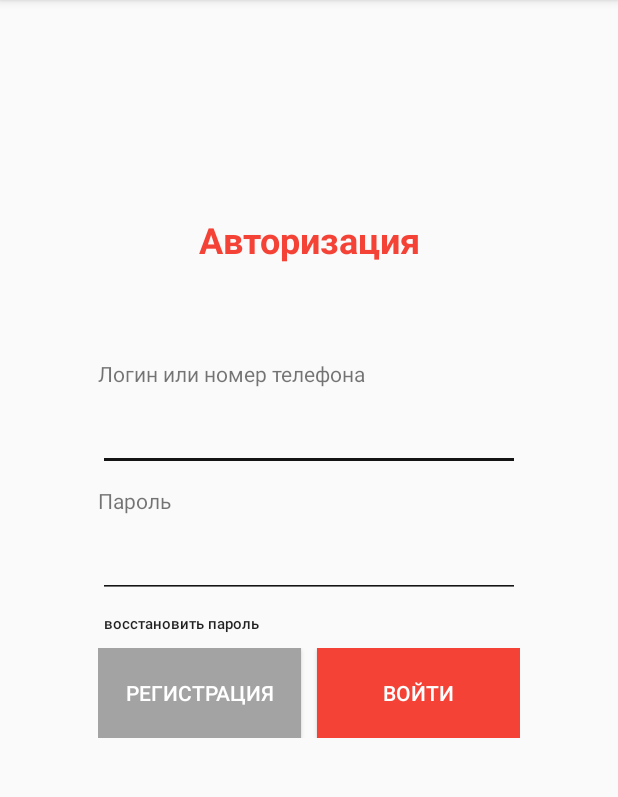
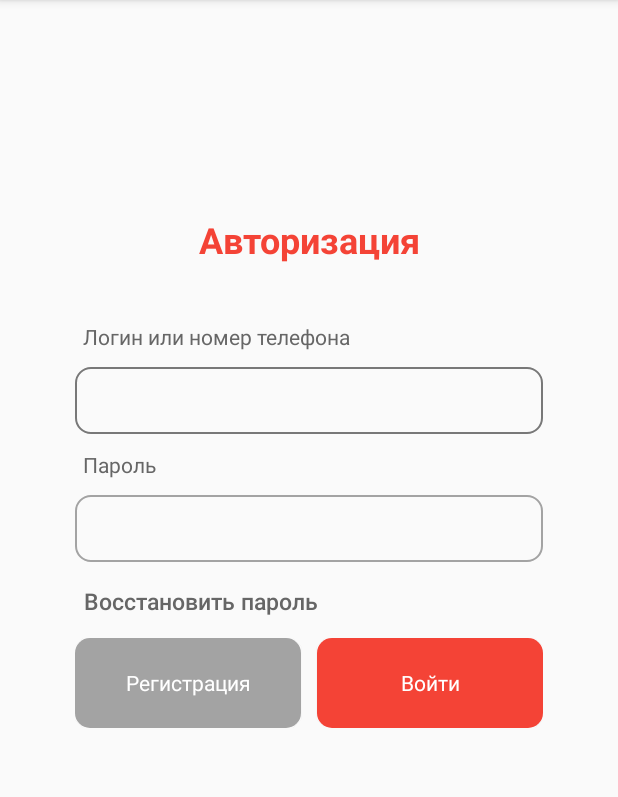
Before and after one commit to IlyaBobrov/SnakeXS, an Android app: the screen it shows after launch (MainActivity), on a phone screen of 412 x 824 dp, the part 84-881 px from its top. Run offline under Robolectric (Android 15) with nearby library versions, the phone set to English and light mode, and no system bars.

Commit message:
Визуальные доработки полей и строк

```diff
--- /dev/null
+++ b/app/src/main/res/drawable/button_main_grey.xml
@@ -0,0 +1,6 @@
+<?xml version="1.0" encoding="utf-8"?>
+<selector xmlns:android="http://schemas.android.com/apk/res/android">
+    <item android:state_pressed="false" android:drawable="@drawable/button_main_grey_shape"/>
+    <item android:state_pressed="true" android:drawable="@drawable/button_main_grey_shape_pressed"/>
+
+</selector>
--- /dev/null
+++ b/app/src/main/res/drawable/button_main_grey_shape.xml
@@ -0,0 +1,16 @@
+<?xml version="1.0" encoding="utf-8"?>
+<shape xmlns:android="http://schemas.android.com/apk/res/android" android:shape="rectangle">
+    <corners
+        android:topLeftRadius="10dp"
+        android:topRightRadius="10dp"
+        android:bottomRightRadius="10dp"
+        android:bottomLeftRadius="10dp">
+    </corners>
+    <!--<stroke
+        android:width="0.5dp"
+        android:color="#000000">
+    </stroke>-->
+    <solid
+        android:color="@color/colorBtnGrey">
+    </solid>
+</shape>
--- /dev/null
+++ b/app/src/main/res/drawable/button_main_grey_shape_pressed.xml
@@ -0,0 +1,23 @@
+<?xml version="1.0" encoding="utf-8"?>
+<shape xmlns:android="http://schemas.android.com/apk/res/android" android:shape="rectangle">
+    <corners
+        android:topLeftRadius="10dp"
+        android:topRightRadius="10dp"
+        android:bottomRightRadius="10dp"
+        android:bottomLeftRadius="10dp">
+    </corners>
+
+    <!--<stroke
+        android:width="0.5dp"
+        android:color="#000000">
+    </stroke>-->
+    <!--<solid
+        android:color="@color/colorBtnGreyClicked">
+    </solid>-->
+
+    <gradient
+        android:startColor="@color/colorBtnGrey"
+        android:endColor="@color/colorBtnGreyClicked"
+        android:type="linear"
+        android:angle="270"/>
+</shape>
--- /dev/null
+++ b/app/src/main/res/drawable/button_main_red.xml
@@ -0,0 +1,5 @@
+<?xml version="1.0" encoding="utf-8"?>
+<selector xmlns:tools="http://schemas.android.com/tools" xmlns:android="http://schemas.android.com/apk/res/android">
+    <item android:state_pressed="false" android:drawable="@drawable/button_main_red_shape"/>
+    <item android:state_pressed="true" android:drawable="@drawable/button_main_red_shape_pressed"/>
+</selector>
--- /dev/null
+++ b/app/src/main/res/drawable/button_main_red_shape.xml
@@ -0,0 +1,16 @@
+<?xml version="1.0" encoding="utf-8"?>
+<shape xmlns:android="http://schemas.android.com/apk/res/android" android:shape="rectangle">
+    <corners
+        android:topLeftRadius="10dp"
+        android:topRightRadius="10dp"
+        android:bottomRightRadius="10dp"
+        android:bottomLeftRadius="10dp">
+    </corners>
+    <!--<stroke
+        android:width="0.5dp"
+        android:color="#000000">
+    </stroke>-->
+    <solid
+        android:color="@color/colorBtnRed">
+    </solid>
+</shape>
--- /dev/null
+++ b/app/src/main/res/drawable/button_main_red_shape_pressed.xml
@@ -0,0 +1,19 @@
+<?xml version="1.0" encoding="utf-8"?>
+<shape xmlns:android="http://schemas.android.com/apk/res/android" android:shape="rectangle">
+    <corners
+        android:topLeftRadius="10dp"
+        android:topRightRadius="10dp"
+        android:bottomRightRadius="10dp"
+        android:bottomLeftRadius="10dp">
+    </corners>
+    <!--<stroke
+        android:width="0.5dp"
+        android:color="#000000">
+    </stroke>-->
+
+    <gradient
+        android:startColor="@color/colorBtnRed"
+        android:endColor="@color/colorBtnRedClicked"
+        android:type="linear"
+        android:angle="270"/>
+</shape>
--- /dev/null
+++ b/app/src/main/res/drawable/edit_text_main.xml
@@ -0,0 +1,5 @@
+<?xml version="1.0" encoding="utf-8"?>
+<selector xmlns:android="http://schemas.android.com/apk/res/android">
+    <item android:state_focused="false" android:drawable="@drawable/edit_text_main_shape"/>
+    <item android:state_focused="true" android:drawable="@drawable/edit_text_main_shape_focus"/>
+</selector>
--- /dev/null
+++ b/app/src/main/res/drawable/edit_text_main_shape.xml
@@ -0,0 +1,17 @@
+<?xml version="1.0" encoding="utf-8"?>
+<shape xmlns:android="http://schemas.android.com/apk/res/android">
+    <corners android:radius="10dp" />
+
+    <stroke
+        android:width="1dp"
+        android:color="@color/colorBtnGrey">
+    </stroke>
+
+
+
+    <!--<gradient
+        android:startColor="#C8C8C8"
+        android:endColor="#FFFFFF"
+        android:type="linear"
+        android:angle="270"/>-->
+</shape>
--- /dev/null
+++ b/app/src/main/res/drawable/edit_text_main_shape_focus.xml
@@ -0,0 +1,20 @@
+<?xml version="1.0" encoding="utf-8"?>
+<shape xmlns:android="http://schemas.android.com/apk/res/android">
+    <!--<corners
+        android:topLeftRadius="10dp"
+        android:topRightRadius="10dp"
+        android:bottomRightRadius="10dp"
+        android:bottomLeftRadius="10dp">
+    </corners>
+    <stroke
+        android:width="0.5dp"
+        android:color="@color/colorBtnGreyClicked">
+    </stroke>-->
+
+    <corners android:radius="10dp" />
+
+    <stroke
+        android:width="1dp"
+        android:color="@color/colorBtnGreyClicked">
+    </stroke>
+</shape>
--- a/app/src/main/res/layout/activity_authorization.xml
+++ b/app/src/main/res/layout/activity_authorization.xml
@@ -5,10 +5,10 @@
     android:layout_width="match_parent"
     android:layout_height="match_parent"
     android:orientation="vertical"
-    android:layout_marginLeft="65dp"
     android:layout_marginTop="110dp"
-    android:layout_marginRight="65dp"
     android:layout_marginBottom="65dp"
+    android:layout_marginLeft="50dp"
+    android:layout_marginRight="50dp"
     >
 
     <TextView
@@ -16,12 +16,14 @@
         android:layout_width="match_parent"
         android:layout_height="99dp"
         android:gravity="center"
-        android:text="Авторизация"
+        android:text="@string/h_authorization"
         android:textColor="#F44336"
         android:textSize="24sp"
-        android:textStyle="normal|bold" />
+        android:textStyle="normal|bold"
+        android:clickable="true"
+        android:onClick="onClickSicretInput"/>
 
-    <TextView
+    <!--<TextView
         android:id="@+id/textErrorView"
         android:layout_width="match_parent"
         android:layout_height="20dp"
@@ -29,25 +31,25 @@
         android:textColor="#FF0000"
         android:textSize="12sp"
         tools:layout_editor_absoluteX="100dp"
-        tools:layout_editor_absoluteY="234dp" />
+        tools:layout_editor_absoluteY="234dp" />-->
 
     <TextView
         android:id="@+id/textLogin"
         android:layout_width="match_parent"
         android:layout_height="wrap_content"
-        android:layout_marginTop="10dp"
-        android:layout_marginBottom="10dp"
-        android:text="Логин или номер телефона"
+
         tools:layout_editor_absoluteX="100dp"
-        tools:layout_editor_absoluteY="264dp" />
+        tools:layout_editor_absoluteY="264dp"
+        android:text="@string/h_login_or_phone"
+        style="@style/TextViewStyle"/>
 
     <EditText
         android:id="@+id/editTextLogin"
         android:layout_width="match_parent"
         android:layout_height="wrap_content"
-        android:backgroundTint="#EB000000"
         android:ems="10"
         android:inputType="textPersonName"
+        style="@style/EditTextStyle.EditTextGeneral"
         tools:layout_editor_absoluteX="100dp"
         tools:layout_editor_absoluteY="295dp" />
 
@@ -55,38 +57,40 @@
         android:id="@+id/textPass"
         android:layout_width="match_parent"
         android:layout_height="wrap_content"
-        android:layout_marginTop="10dp"
-        android:layout_marginBottom="10dp"
-        android:text="Пароль"
+
+        android:text="@string/h_password"
         tools:layout_editor_absoluteX="100dp"
-        tools:layout_editor_absoluteY="352dp" />
+        tools:layout_editor_absoluteY="352dp"
+        style="@style/TextViewStyle"/>
 
     <EditText
         android:id="@+id/editTextPass"
         android:layout_width="match_parent"
         android:layout_height="wrap_content"
-        android:backgroundTint="#EB000000"
         android:ems="10"
         android:inputType="textPassword"
+        style="@style/EditTextStyle.EditTextGeneral"
         android:visibility="visible"
         tools:layout_editor_absoluteX="100dp"
         tools:layout_editor_absoluteY="382dp" />
 
     <Button
         android:id="@+id/buttonBackPass"
-        android:layout_width="111dp"
-        android:layout_height="13dp"
+        android:layout_width="wrap_content"
+        android:layout_height="20dp"
+        android:layout_marginStart="5dp"
         android:layout_marginTop="10dp"
-        android:layout_marginBottom="10dp"
+        android:layout_marginBottom="15dp"
         android:background="#00FFFFFF"
         android:gravity="center"
-        android:text="восстановить пароль"
+        android:onClick="onClickBackPass"
+        android:text="@string/h_restore_password"
         android:textAllCaps="false"
-        android:textSize="10sp"
+        android:textSize="15sp"
+        tools:ignore="SmallSp"
+        android:textColor="@color/textColor"
         tools:layout_editor_absoluteX="100dp"
-        tools:layout_editor_absoluteY="438dp"
-        android:onClick="onClickBackPass"
-        tools:ignore="SmallSp" />
+        tools:layout_editor_absoluteY="438dp" />
 
     <LinearLayout
         android:id="@+id/buttonLayout"
@@ -98,9 +102,8 @@
             android:layout_width="match_parent"
             android:layout_height="match_parent"
             android:layout_weight="1"
-            android:background="#A3A3A3"
-            android:text="Регистрация"
-            android:textColor="#fff"
+            android:text="@string/h_registration"
+            style="@style/ButtonStyle.ButtonGrey"
             android:layout_marginEnd="5dp"
             android:onClick="onClickRegistr"/>
 
@@ -109,9 +112,8 @@
             android:layout_width="match_parent"
             android:layout_height="match_parent"
             android:layout_weight="1"
-            android:background="#F44336"
-            android:text="Войти"
-            android:textColor="#fff"
+            android:text="@string/h_input"
+            style="@style/ButtonStyle.ButtonRed"
             android:layout_marginStart="5dp"
             android:onClick="onClickInput"/>
 
--- a/app/src/main/res/values/colors.xml
+++ b/app/src/main/res/values/colors.xml
@@ -1,7 +1,16 @@
 <?xml version="1.0" encoding="utf-8"?>
 <resources>
     <color name="colorPrimary">#e00000</color>
-    <color name="colorPrimaryDark">#870000</color>
+    <color name="colorPrimaryDark">#cf0000</color>
     <color name="colorAccent">#ffa000</color>
     <color name="field">#4bb852</color>
+
+    <color name="textColor">#666666</color>
+
+    <color name="colorBtnGrey">#A3A3A3</color>
+    <color name="colorBtnGreyClicked">#787878</color>
+    <color name="colorBtnRed">#F44336</color>
+    <color name="colorBtnRedClicked">#cf0000</color>
+
+    <color name="colorWhite">#ffffff</color>
 </resources>
--- a/app/src/main/res/values/dimens.xml
+++ b/app/src/main/res/values/dimens.xml
@@ -5,4 +5,5 @@
     <dimen name="nav_header_vertical_spacing">8dp</dimen>
     <dimen name="nav_header_height">176dp</dimen>
     <dimen name="fab_margin">16dp</dimen>
+    <dimen name="corner_radius">5dp</dimen>
 </resources>
--- a/app/src/main/res/values/strings.xml
+++ b/app/src/main/res/values/strings.xml
@@ -13,4 +13,13 @@
     <string name="menu_home">Home</string>
     <string name="menu_gallery">Gallery</string>
     <string name="menu_slideshow">Slideshow</string>
+    <string name="h_in_registration">Зарегистрироваться</string>
+    <string name="h_registration">Регистрация</string>
+    <string name="h_input">Войти</string>
+    <string name="h_restore_password">Восстановить пароль</string>
+    <string name="h_password">Пароль</string>
+    <string name="h_login_or_phone">Логин или номер телефона</string>
+    <string name="h_authorization">Авторизация</string>
+    <string name="error_input_data">в заполнении данных</string>
+    <string name="error">Ошибка</string>
 </resources>
--- a/app/src/main/res/values/styles.xml
+++ b/app/src/main/res/values/styles.xml
@@ -16,4 +16,41 @@
 
     <style name="AppTheme.PopupOverlay" parent="ThemeOverlay.AppCompat.Light" />
 
+
+    <style name="ButtonStyle" parent="Theme.AppCompat.Light.DarkActionBar">
+        <item name="android:textColor">@color/colorWhite</item>
+        <item name="textAllCaps">false</item>
+    </style>
+
+    <style name="ButtonStyle.ButtonRed">
+        <item name="android:background">@drawable/button_main_red</item>
+    </style>
+
+    <style name="ButtonStyle.ButtonGrey">
+        <item name="android:background">@drawable/button_main_grey</item>
+    </style>
+
+    <style name="EditTextStyle">
+<!--        <item name="android:backgroundTint"> #EB000000 </item>-->
+        <item name="android:paddingStart">  10dp</item>
+        <item name="android:paddingTop">    10dp</item>
+        <item name="android:paddingBottom"> 10dp</item>
+        <item name="android:paddingEnd">    10dp</item>
+        <item name="android:layout_marginTop">      5dp</item>
+        <item name="android:layout_marginBottom">   5dp</item>
+
+    </style>
+
+    <style name="EditTextStyle.EditTextGeneral">
+        <item name="android:background">@drawable/edit_text_main</item>
+    </style>
+
+    <style name="TextViewStyle">
+        <item name="android:textAllCaps">false</item>
+        <item name="android:layout_marginTop">   5dp</item>
+        <item name="android:layout_marginStart"> 5dp</item>
+        <item name="android:layout_marginBottom">5dp</item>
+        <item name="android:textColor">@color/textColor</item>
+    </style>
+
 </resources>
```
Also changed, not shown: app/src/main/AndroidManifest.xml (+9 -3 lines), app/src/main/java/com/example/viperxs/MainActivity.java (+30 -10 lines), app/src/main/java/com/example/viperxs/RegistrActivity.java (+13 -10 lines), app/src/main/res/layout-land/activity_news.xml (added, +24 -0 lines), app/src/main/res/layout-land/app_bar_main.xml (added, +60 -0 lines), app/src/main/res/layout/activity_registr.xml (+23 -19 lines).
